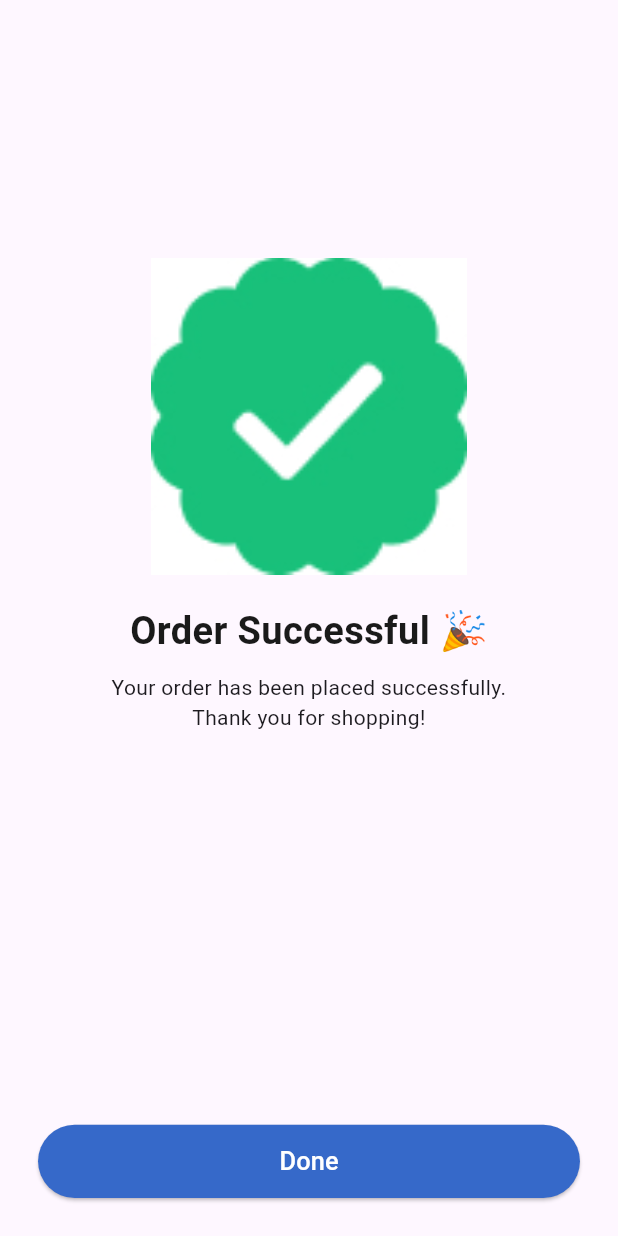
After one commit to 9Abdo/e-commerce-clothes, a Flutter app: the Successpage screen opened by its route, on a phone screen of 412 x 824 dp. The commit adds this screen. Run offline on Flutter 3.47's test engine with Material 3 defaults, Android fonts, the phone set to English and light mode, and no system bars; our stand-ins replace cached_network_image, dio, firebase_auth, firebase_core, flutter_bloc, flutter_screenutil and 2 more; accounts and stored records are empty.

Commit message:
Add Sucessful page

```diff
--- a/lib/features/cart/bloc/cart_bloc.dart
+++ b/lib/features/cart/bloc/cart_bloc.dart
@@ -72,5 +72,8 @@ class CartBloc extends Bloc<CartEvent, CartState> {
 
       emit(state.copyWith(items: items));
     });
+    on<ClearCart>((event, emit) {
+      emit(CartState(items: [], loadingItems: {}, addedItems: {}));
+    });
   }
 }
--- a/lib/features/cart/bloc/cart_event.dart
+++ b/lib/features/cart/bloc/cart_event.dart
@@ -21,3 +21,4 @@ class DecreaseQuantity extends CartEvent {
   final Clothesmodel product;
   DecreaseQuantity(this.product);
 }
+class ClearCart extends CartEvent {}
--- a/lib/route/approute.dart
+++ b/lib/route/approute.dart
@@ -5,6 +5,7 @@ import 'package:e_commerce_clothes/views/loginpage.dart';
 import 'package:e_commerce_clothes/views/onbording.dart';
 import 'package:e_commerce_clothes/views/product_details.dart';
 import 'package:e_commerce_clothes/views/registerpage.dart';
+import 'package:e_commerce_clothes/views/successpage.dart';
 import 'package:go_router/go_router.dart';
 
 GoRouter goRouter = GoRouter(
@@ -47,5 +48,12 @@ GoRouter goRouter = GoRouter(
         return ProductDetails(clothesModel: clothesmodel);
       },
     ),
+     GoRoute(
+      path: RoutePath.successPath,
+      name: RouteName.successName,
+      builder: (context, state) {
+        return Successpage();
+      },
+    ),
   ],
 );
--- a/lib/route/const_route.dart
+++ b/lib/route/const_route.dart
@@ -4,7 +4,7 @@ class RoutePath {
   static const String registerPath = "/registerPath";
   static const String homePath = "/homePath";
   static const String productdetailsPath = "/productdetails";
-
+  static const String successPath = "/successPath";
 }
 
 class RouteName {
@@ -13,4 +13,5 @@ class RouteName {
   static const String registerName = "register";
   static const String homeName = "homeName";
   static const String productdetailsName = "productdetails";
+   static const String successName = "successName";
 }
--- a/lib/utils/constimage.dart
+++ b/lib/utils/constimage.dart
@@ -1,3 +1,4 @@
 class Constimage {
   static const String onbordingimage = "assets/images/onbording.webp";
+  static const String successimage = "assets/images/Sticker.jpg";
 }
--- /dev/null
+++ b/lib/views/successpage.dart
@@ -0,0 +1,59 @@
+import 'package:e_commerce_clothes/features/cart/bloc/cart_bloc.dart';
+import 'package:e_commerce_clothes/features/cart/bloc/cart_event.dart';
+import 'package:e_commerce_clothes/route/approute.dart';
+import 'package:e_commerce_clothes/route/const_route.dart';
+import 'package:e_commerce_clothes/utils/constimage.dart';
+import 'package:e_commerce_clothes/utils/style.dart';
+import 'package:e_commerce_clothes/widget/custombutton.dart';
+import 'package:flutter/material.dart';
+import 'package:flutter_bloc/flutter_bloc.dart';
+import 'package:flutter_screenutil/flutter_screenutil.dart';
+
+class Successpage extends StatelessWidget {
+  const Successpage({super.key});
+
+  @override
+  Widget build(BuildContext context) {
+    return Scaffold(
+      body: Padding(
+        padding: EdgeInsets.all(24.sp),
+        child: Column(
+          mainAxisAlignment: MainAxisAlignment.center,
+          children: [
+            SizedBox(height: 150.h),
+            Image.asset(
+              Constimage.successimage,
+              width: 200.w,
+              fit: BoxFit.fill,
+            ),
+
+            SizedBox(height: 20.h),
+
+            Center(
+              child: Text(
+                "Order Successful 🎉",
+                style: AppStyle.appBarStyle,
+                textAlign: TextAlign.center,
+              ),
+            ),
+
+            SizedBox(height: 10.h),
+
+            Text(
+              "Your order has been placed successfully.\nThank you for shopping!",
+              textAlign: TextAlign.center,
+            ),
+            Spacer(),
+            Custombutton(
+              buttonName: "Done",
+              onPressed: () {
+                context.read<CartBloc>().add(ClearCart());
+                goRouter.goNamed(RouteName.homeName);
+              },
+            ),
+          ],
+        ),
+      ),
+    );
+  }
+}
```
Also changed, not shown: lib/views/cartpage.dart (+36 -0 lines), lib/widget/cartProduct_widget/row_price.dart (added, +32 -0 lines), assets/images/Sticker.jpg (added).
